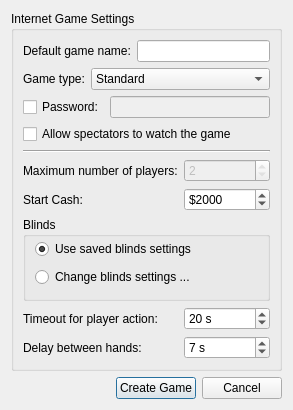
Qt form src/gui/qt/createinternetgamedialog.ui (ph4n70mr1ddl3r/pokerth) before a commit.
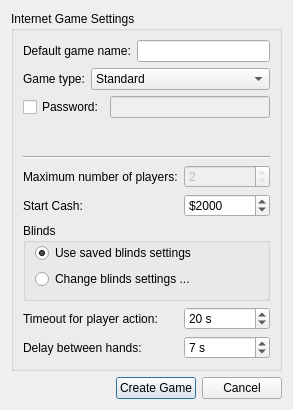
The same form after that commit. Icons and pictures are not drawn.

Commit message: Remove spectator feature from game lobby and gameplay

What changed in the file:
```diff
--- a/src/gui/qt/createinternetgamedialog.ui
+++ b/src/gui/qt/createinternetgamedialog.ui
@@ -294,11 +294,17 @@
        </widget>
       </item>
       <item row="3" column="0" colspan="2">
-       <widget class="QCheckBox" name="checkBox_allowSpectators">
-        <property name="text">
-         <string>Allow spectators to watch the game</string>
+       <spacer name="spacer_spectators">
+        <property name="orientation">
+         <enum>Qt::Vertical</enum>
         </property>
-       </widget>
+        <property name="sizeHint" stdset="0">
+         <size>
+          <width>20</width>
+          <height>20</height>
+         </size>
+        </property>
+       </spacer>
       </item>
      </layout>
     </widget>
```
The commit also changes 39 other files.
